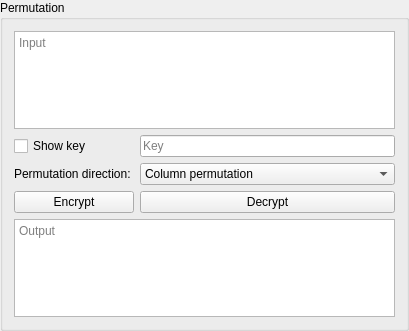
The window that cryptools/tools/basicpermutationgroupwidget.ui (CrypTools/software) describes before a commit, drawn with Qt 5.
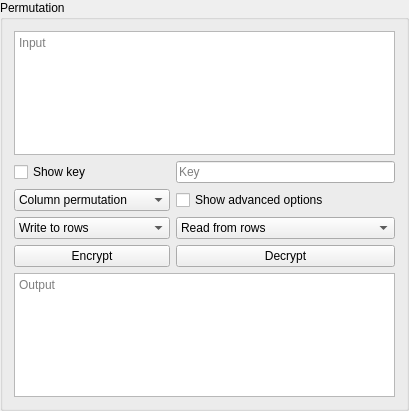
The same window after the commit.

Diff of the .ui file:
```diff
--- a/cryptools/tools/basicpermutationgroupwidget.ui
+++ b/cryptools/tools/basicpermutationgroupwidget.ui
@@ -7,7 +7,7 @@
     <x>0</x>
     <y>0</y>
     <width>409</width>
-    <height>331</height>
+    <height>411</height>
    </rect>
   </property>
   <property name="windowTitle">
@@ -32,13 +32,6 @@
     </widget>
    </item>
    <item row="2" column="0">
-    <widget class="QLabel" name="directionLabel">
-     <property name="text">
-      <string>Permutation direction: </string>
-     </property>
-    </widget>
-   </item>
-   <item row="2" column="1">
     <widget class="QComboBox" name="directionComboBox">
      <item>
       <property name="text">
@@ -57,21 +50,56 @@
      </item>
     </widget>
    </item>
+   <item row="2" column="1">
+    <widget class="QCheckBox" name="advancedCheckBox">
+     <property name="text">
+      <string>Show advanced options</string>
+     </property>
+    </widget>
+   </item>
    <item row="3" column="0">
+    <widget class="QComboBox" name="inputWritingDir">
+     <item>
+      <property name="text">
+       <string>Write to rows</string>
+      </property>
+     </item>
+     <item>
+      <property name="text">
+       <string>Write to columns</string>
+      </property>
+     </item>
+    </widget>
+   </item>
+   <item row="3" column="1">
+    <widget class="QComboBox" name="outputReadingDir">
+     <item>
+      <property name="text">
+       <string>Read from rows</string>
+      </property>
+     </item>
+     <item>
+      <property name="text">
+       <string>Read from columns</string>
+      </property>
+     </item>
+    </widget>
+   </item>
+   <item row="4" column="0">
     <widget class="QPushButton" name="encryptButton">
      <property name="text">
       <string>Encrypt</string>
      </property>
     </widget>
    </item>
-   <item row="3" column="1">
+   <item row="4" column="1">
     <widget class="QPushButton" name="decryptButton">
      <property name="text">
       <string>Decrypt</string>
      </property>
     </widget>
    </item>
-   <item row="4" column="0" colspan="2">
+   <item row="5" column="0" colspan="2">
     <widget class="QTextEdit" name="outputText">
      <property name="readOnly">
       <bool>true</bool>
```
Left out of the diff: 20 changed lines with no effect on the pictures.
